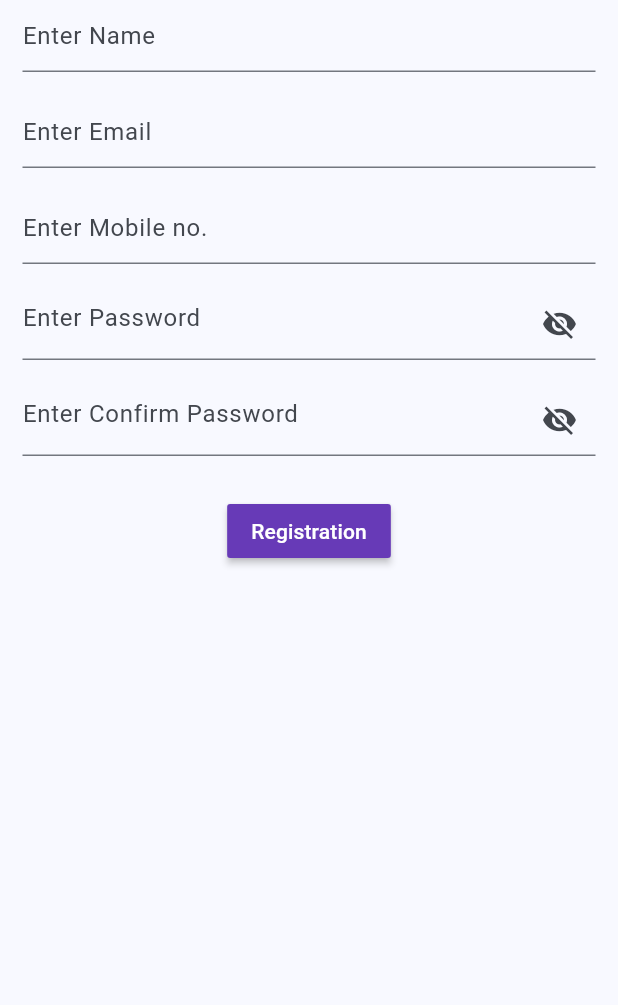
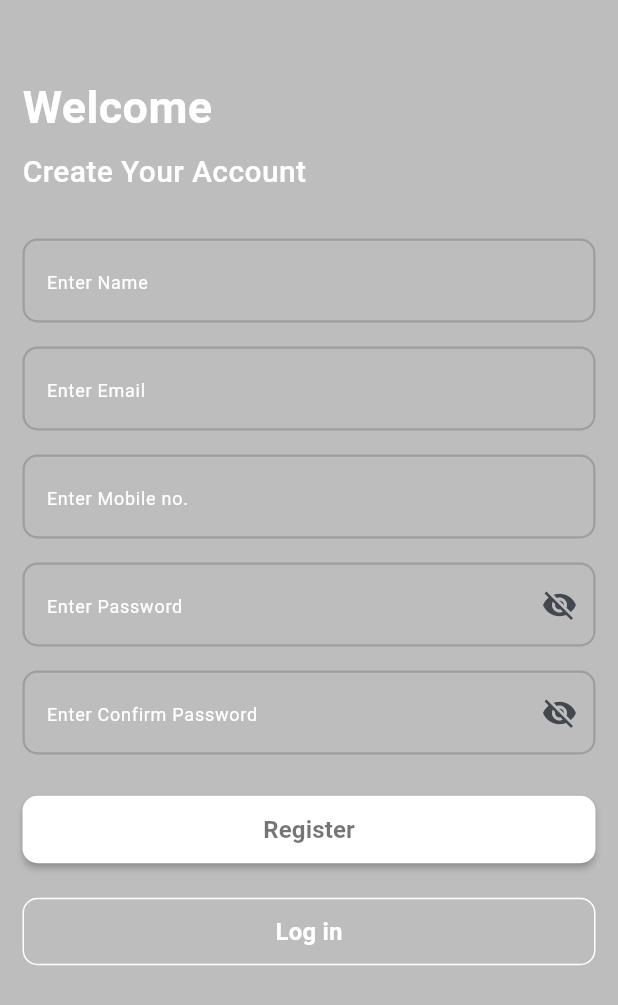
Before and after one commit to darshikamsojita/aws_app, a Flutter app: the ScreenRegistration screen opened directly, on a phone screen of 412 x 824 dp. Shown: the top 1005 px of the screen. Run offline on Flutter 3.47's test engine with Material 3 defaults, Android fonts, the phone set to English and light mode, and no system bars; our stand-ins replace get.

Commit message:
add design changes

```diff
--- a/lib/main.dart
+++ b/lib/main.dart
@@ -1,4 +1,5 @@
 import 'package:flutter/material.dart';
+import 'package:flutter_registration_app/screen_login.dart';
 import 'package:flutter_registration_app/screen_registration.dart';
 import 'package:get/get_navigation/src/root/get_material_app.dart';
 
@@ -18,7 +19,7 @@ class MyApp extends StatelessWidget {
         colorScheme: ColorScheme.fromSeed(seedColor: Colors.blue),
         useMaterial3: true,
       ),
-      home: const ScreenRegistration(),
+      home: const ScreenLogin(),
     );
   }
 }
--- a/lib/screen_registration.dart
+++ b/lib/screen_registration.dart
@@ -1,4 +1,6 @@
 import 'package:flutter/material.dart';
+import 'package:flutter_registration_app/screen_login.dart';
+import 'package:flutter_registration_app/widgets/WidgetTextFormFeild.dart';
 import 'package:get/get.dart';
 import 'package:get/get_state_manager/get_state_manager.dart';
 
@@ -16,104 +18,148 @@ class ScreenRegistration extends StatelessWidget {
     var passwordVisible = false.obs;
     var confirmpwdVisible = false.obs;
     return Scaffold(
+      backgroundColor: Colors.black26,
       body: SingleChildScrollView(
         child: Padding(
-          padding: const EdgeInsets.symmetric(horizontal: 15),
-          child: Form(
+          padding: const EdgeInsets.symmetric(horizontal: 15, vertical: 50),
+          child: Column(
+            crossAxisAlignment: CrossAxisAlignment.start,
+            children: [
+               const Text(
+                "Welcome",
+                style: TextStyle(
+                    color: Colors.white,
+                    fontSize: 30,
+                    fontWeight: FontWeight.w600),
+              ),
+              const SizedBox(
+                height: 7,
+              ),
+              const Text(
+                "Create Your Account",
+                style: TextStyle(
+                    color: Colors.white,
+                    fontSize: 20,
+                    fontWeight: FontWeight.w500),
+              ),
+              const SizedBox(
+                height:30),
+              Form(
                 key: formKey,
                 child: Column(
                   children: [
-                TextFormField(
+                    WidgetTextFormFeild(
                         controller: nameController,
-                  decoration: const InputDecoration(
                         hintText: 'Enter Name',
-                  ),
                         validator: (value) {
                           if (value!.isEmpty) {
                             return 'Please Enter Name';
                           }
                           return null;
                         },
-                ),
+                        obscureText: false),
                     const SizedBox(height: 16),
-                TextFormField(
-                  keyboardType: TextInputType.emailAddress,
+                    WidgetTextFormFeild(
                         controller: emailController,
-                  decoration: const InputDecoration(
                         hintText: 'Enter Email',
-                  ),
                         validator: (value) {
                           if (value!.isEmpty) {
                             return 'Please Enter Email';
                           }
                           return null;
                         },
-                ),
+                        obscureText: false),
                     const SizedBox(height: 16),
-                TextFormField(
-                  keyboardType: TextInputType.number,
+                    WidgetTextFormFeild(
                         controller: mobilenoCntroller,
-                  decoration: const InputDecoration(
                         hintText: 'Enter Mobile no.',
-                  ),
                         validator: (value) {
                           if (value!.isEmpty) {
                             return 'Please Enter Mobile no.';
                           }
                           return null;
                         },
-                ),
+                        obscureText: false),
                     const SizedBox(height: 16),
-                TextFormField(
-                  obscureText: true,
+                    Obx(
+                      () => WidgetTextFormFeild(
                           controller: passwordController,
-                  decoration: InputDecoration(
                           hintText: 'Enter Password',
-                      suffixIcon: Obx(() => InkWell(
-                          onTap: () => passwordVisible.toggle(),
-                          child: Icon(
-                            passwordVisible.value
-                                ? Icons.visibility
-                                : Icons.visibility_off,
-                          )))),
                           validator: (value) {
                             if (value!.isEmpty) {
                               return 'Please enter a password';
                             }
                             return null;
                           },
+                          suffixIcon: InkWell(
+                              onTap: () => passwordVisible.toggle(),
+                              child: Icon(
+                                passwordVisible.value
+                                    ? Icons.visibility
+                                    : Icons.visibility_off,
+                              )),
+                          obscureText: passwordVisible.value ? false : true),
                     ),
                     const SizedBox(height: 16),
-                TextFormField(
-                  obscureText: true,
+                    Obx(
+                      () => WidgetTextFormFeild(
                           controller: confirmPwdController,
-                  decoration: InputDecoration(
                           hintText: 'Enter Confirm Password',
-                      suffixIcon: Obx(() => InkWell(
-                          onTap: () => confirmpwdVisible.toggle(),
-                          child: Icon(
-                            confirmpwdVisible.value
-                                ? Icons.visibility
-                                : Icons.visibility_off,
-                          )))),
                           validator: (value) {
                             if (value != passwordController.text) {
                               return 'Passwords do not match';
                             }
                             return null;
                           },
+                          suffixIcon: InkWell(
+                              onTap: () => confirmpwdVisible.toggle(),
+                              child: Icon(
+                                confirmpwdVisible.value
+                                    ? Icons.visibility
+                                    : Icons.visibility_off,
+                              )),
+                          obscureText: confirmpwdVisible.value ? false : true),
                     ),
                     const SizedBox(height: 26),
                     MaterialButton(
-                  color: Colors.deepPurple,
+                      height: 45,
+                      minWidth: Get.width,
+                      shape: RoundedRectangleBorder(
+                        //  side: BorderSide(color: Colors.black54),
+                        borderRadius: BorderRadius.circular(10),
+                      ),
+                      color: Colors.white,
                       onPressed: () {},
                       child: const Text(
-                    'Registration',
-                    style: TextStyle(color: Colors.white),
+                        'Register',
+                        style: TextStyle(
+                            color: Colors.black54,
+                            fontSize: 16,
+                            fontWeight: FontWeight.w600),
                       ),
-                )
+                    ),
+                    const SizedBox(height: 20),
+                    MaterialButton(
+                      height: 45,
+                      minWidth: Get.width,
+                      shape: RoundedRectangleBorder(
+                        side: const BorderSide(color: Colors.white),
+                        borderRadius: BorderRadius.circular(10),
+                      ),
+                      //  color: Colors.white,
+                      onPressed: () => Get.to(() => const ScreenLogin()),
+                      child: const Text(
+                        'Log in',
+                        style: TextStyle(
+                            color: Colors.white,
+                            fontSize: 16,
+                            fontWeight: FontWeight.w600),
+                      ),
+                    ),
                   ],
                 ),
+              ),
+            ],
           ),
         ),
       ),
--- /dev/null
+++ b/lib/widgets/WidgetTextFormFeild.dart
@@ -0,0 +1,47 @@
+import 'package:flutter/material.dart';
+
+class WidgetTextFormFeild extends StatelessWidget {
+     TextEditingController? controller;
+   String? hintText;
+   Widget? suffixIcon;
+   String? Function(String?)? validator;
+   bool obscureText = false;
+
+   WidgetTextFormFeild({super.key,this.controller,this.hintText,this.suffixIcon,this.validator,required this.obscureText});
+
+  @override
+  Widget build(BuildContext context) {
+ return TextFormField(
+  style:const TextStyle(color: Colors.grey),
+      cursorColor: Colors.grey,
+      obscureText: obscureText,
+      controller: controller,
+      decoration: InputDecoration(
+        hintText: hintText,
+        hintStyle:const TextStyle(
+          fontSize: 12,
+          color: Colors.white
+        ),
+        suffixIcon: suffixIcon,
+        enabledBorder: OutlineInputBorder(
+          borderRadius: BorderRadius.circular(10),
+          borderSide:const BorderSide(color: Colors.grey,width: 1.5)
+        ),
+        focusedBorder: OutlineInputBorder(
+            borderRadius: BorderRadius.circular(10),
+            borderSide:const BorderSide(color: Colors.grey,width: 1.5)
+        ),
+        errorBorder: OutlineInputBorder(
+            borderRadius: BorderRadius.circular(10),
+            borderSide:const BorderSide(width: 1)
+        ),
+        border: OutlineInputBorder(
+            borderRadius: BorderRadius.circular(10),
+            borderSide:const BorderSide(width: 1)
+        ),
+      ),
+      validator: validator,
+
+ );
+  }
+}
```
Also changed, not shown: lib/screen_login.dart (+80 -21 lines), 1 other file. Lines whose indentation alone changed are shown as unchanged.
